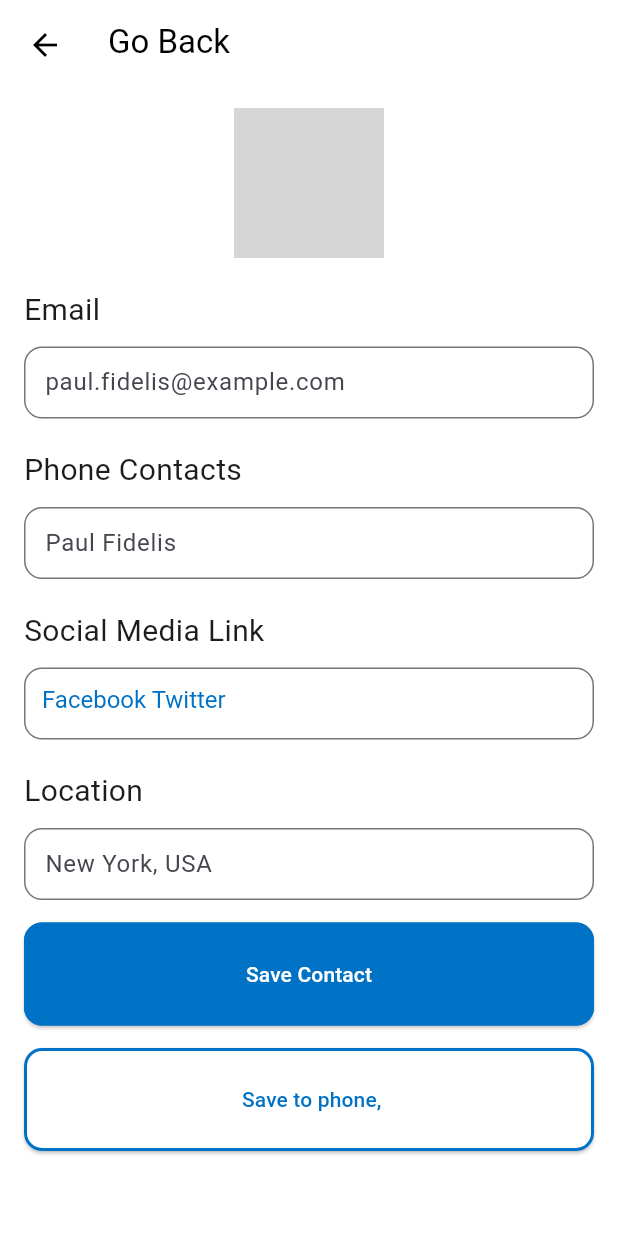
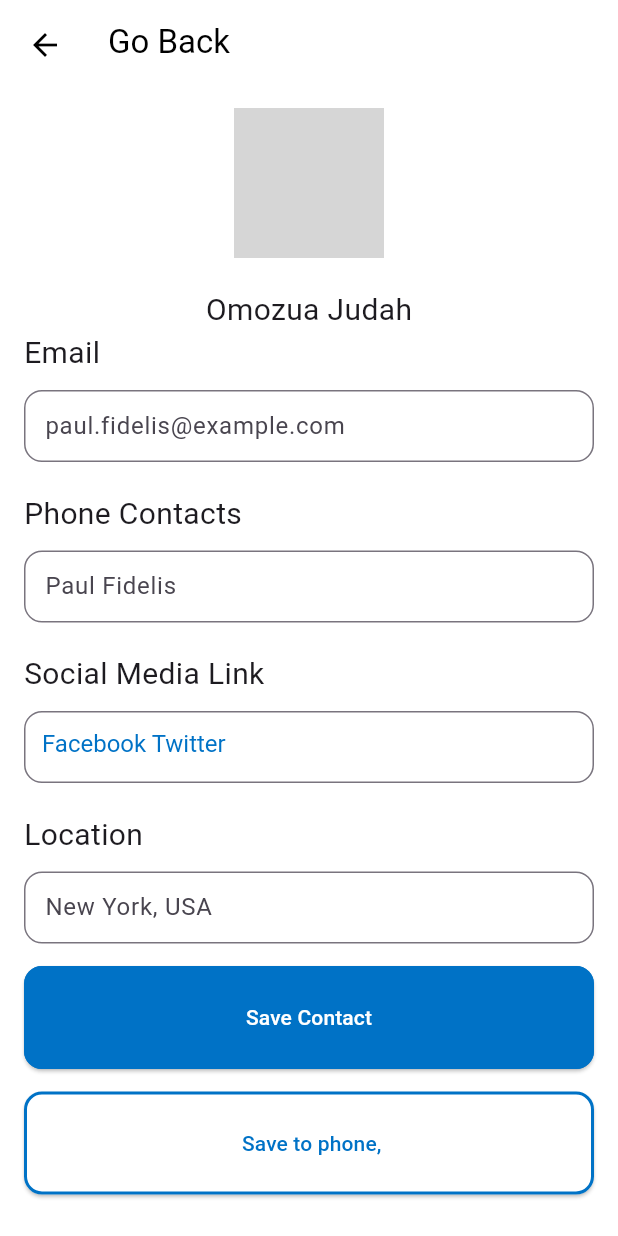
Before and after one commit to Omozuas/Team_I_TouchSync, a Flutter app: the FormPage screen opened directly, on a phone screen of 412 x 824 dp. Run offline on Flutter 3.47's test engine with Material 3 defaults, Android fonts, the phone set to English and light mode, and no system bars; our stand-ins replace flutter_contacts, get, hexcolor, permission_handler; missing offline and left inert: nfc_manager; grey boxes are pictures that could not be loaded.

Commit message:
updated the exchange_screen

```diff
--- a/lib/main.dart
+++ b/lib/main.dart
@@ -15,7 +15,7 @@ class MyApp extends StatelessWidget {
   Widget build(BuildContext context) {
     return MaterialApp(
       debugShowCheckedModeBanner: false,
-      home: ReadTagPage(), //const BottomNavigation(),
+      home: FormPage(), //const BottomNavigation(),
     );
   }
 }
--- a/lib/views/read_tag_screen/exchange_contact_page.dart
+++ b/lib/views/read_tag_screen/exchange_contact_page.dart
@@ -13,7 +13,7 @@ class FormPage extends StatelessWidget {
     return Scaffold(
       backgroundColor: Colors.white,
       appBar: AppBar(
-        backgroundColor: Colors.white,
+        backgroundColor: Colors.transparent,
         leading: IconButton(
           icon: Container(
               width: 20,
@@ -40,6 +40,12 @@ class FormPage extends StatelessWidget {
               ),
             ),
             SizedBox(height: 20),
+            Center(
+              child: Text(
+                'Omozua Judah',
+                style: TextStyle(fontSize: 20, fontWeight: FontWeight.normal),
+              ),
+            ),
 
             // Email Text
             Text(
```
